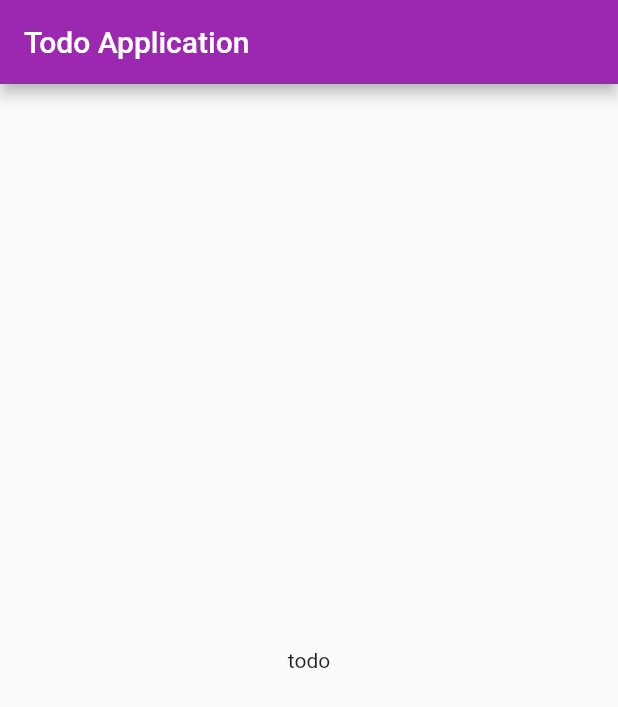
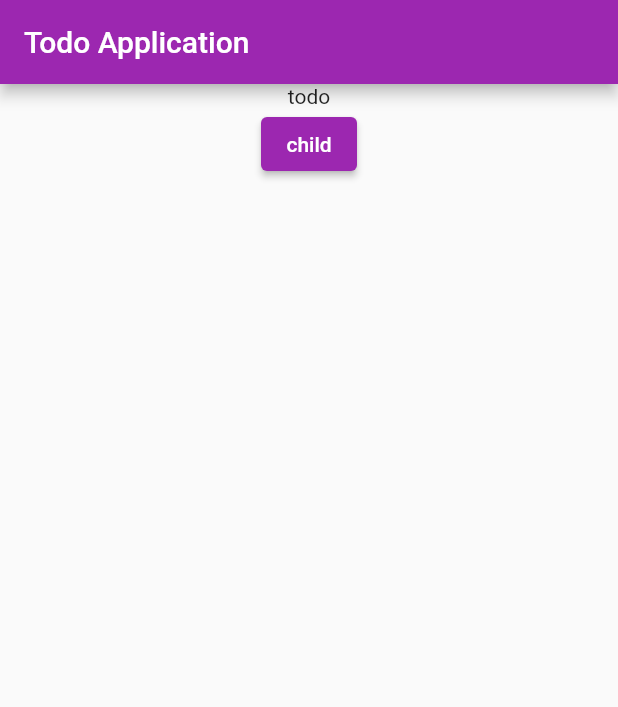
Before and after one commit to Abdullah6445/flutter-training, a Flutter app: the screen it shows after launch, on a phone screen of 412 x 824 dp. Shown: the top 707 px of the screen. Run offline on Flutter 3.47's test engine with Material 3 defaults, Android fonts, the phone set to English and light mode, and no system bars; our stand-ins replace sqflite, sqflite_common_ffi, stacked; accounts and stored records are empty.

Commit message:
data is fetched from the db file

```diff
--- a/lib/main.dart
+++ b/lib/main.dart
@@ -1,5 +1,7 @@
 import 'package:flutter/material.dart';
+import 'package:provider/provider.dart';
 
+import 'todo_application/todo_provider/todo_provider.dart';
 import 'todo_application/todo_screen.dart';
 
 void main() {
@@ -11,13 +13,20 @@
 
   @override
   Widget build(BuildContext context) {
-    return MaterialApp(
-      title: 'Flutter Demo',
-      theme: ThemeData(
-        primarySwatch: Colors.purple,
-        useMaterial3: false,
+    return MultiProvider(
+      providers: [
+        ChangeNotifierProvider<TodoProvider>(
+          create: (context) => TodoProvider(),
+        )
+      ],
+      child: MaterialApp(
+        title: 'Flutter Demo',
+        theme: ThemeData(
+          primarySwatch: Colors.purple,
+          useMaterial3: false,
+        ),
+        home: TodoScreen(),
       ),
-      home: TodoScreen(),
     );
   }
 }
--- a/lib/todo_application/todo_db_helper/todo_db_helper.dart
+++ b/lib/todo_application/todo_db_helper/todo_db_helper.dart
@@ -65,8 +65,6 @@ class DBHelper {
     final db = await database;
     List<Map<String, dynamic>> tasks =
         await db.rawQuery('SELECT * FROM todo_tbl ORDER BY task_id ASC');
-
-    print(tasks);
 
     return tasks;
   }
--- a/lib/todo_application/todo_provider/todo_provider.dart
+++ b/lib/todo_application/todo_provider/todo_provider.dart
@@ -0,0 +1,17 @@
+import 'package:flutter/material.dart';
+
+import '../todo_db_helper/todo_db_helper.dart';
+
+class TodoProvider extends ChangeNotifier {
+  final db = DBHelper();
+
+  List<Map<String, dynamic>> tasksList = [];
+
+  Future<List<Map<String, dynamic>>> fetchData() async {
+    tasksList = await db.getTasks();
+
+    notifyListeners();
+
+    return tasksList;
+  }
+}
--- a/lib/todo_application/todo_screen.dart
+++ b/lib/todo_application/todo_screen.dart
@@ -1,11 +1,10 @@
 import 'package:flutter/material.dart';
+import 'package:provider/provider.dart';
 
-import 'todo_db_helper/todo_db_helper.dart';
+import 'todo_provider/todo_provider.dart';
 
 class TodoScreen extends StatelessWidget {
-  TodoScreen({super.key}) {
-    DBHelper().getTasks();
-  }
+  const TodoScreen({super.key});
 
   @override
   Widget build(BuildContext context) {
@@ -13,7 +12,33 @@ class TodoScreen extends StatelessWidget {
       appBar: AppBar(
         title: const Text("Todo Application"),
       ),
-      body: Center(child: Text("todo")),
+      body: Center(
+          child: Column(
+        children: [
+          Text("todo"),
+          ElevatedButton(
+              onPressed: () {
+                context.read<TodoProvider>().fetchData();
+              },
+              child: const Text("child")),
+          Consumer<TodoProvider>(
+            builder: (context, todoProvider, child) {
+              return Expanded(
+                child: ListView.builder(
+                  itemCount: todoProvider.tasksList.length,
+                  itemBuilder: (context, index) {
+                    return ListTile(
+                      title: Text(todoProvider.tasksList[index]
+                              ['task_description']
+                          .toString()),
+                    );
+                  },
+                ),
+              );
+            },
+          )
+        ],
+      )),
     );
   }
 }
```
